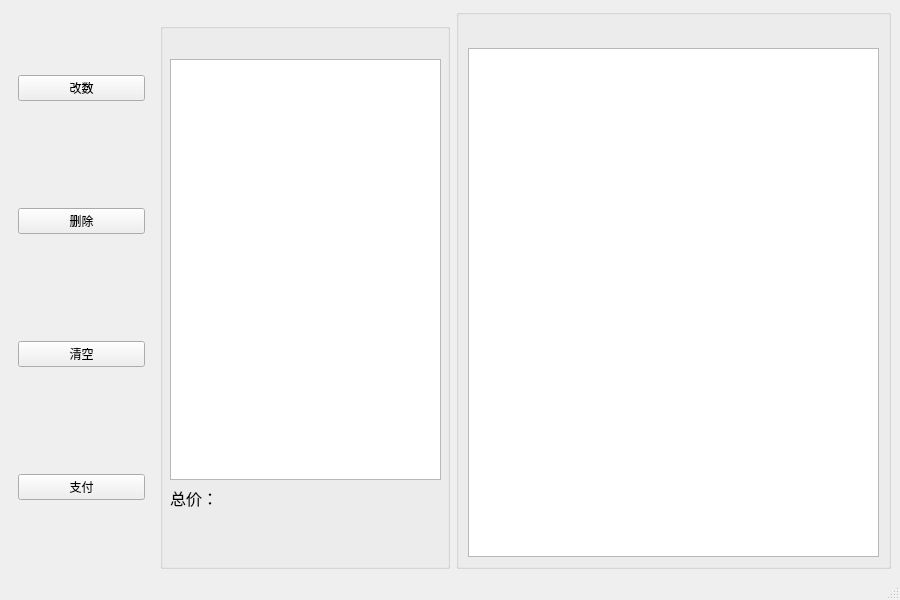
First picture: the form in src/Check/Check_Mainwindow.ui, repository Hong16-9/QT_SuperMarket, before the edit.
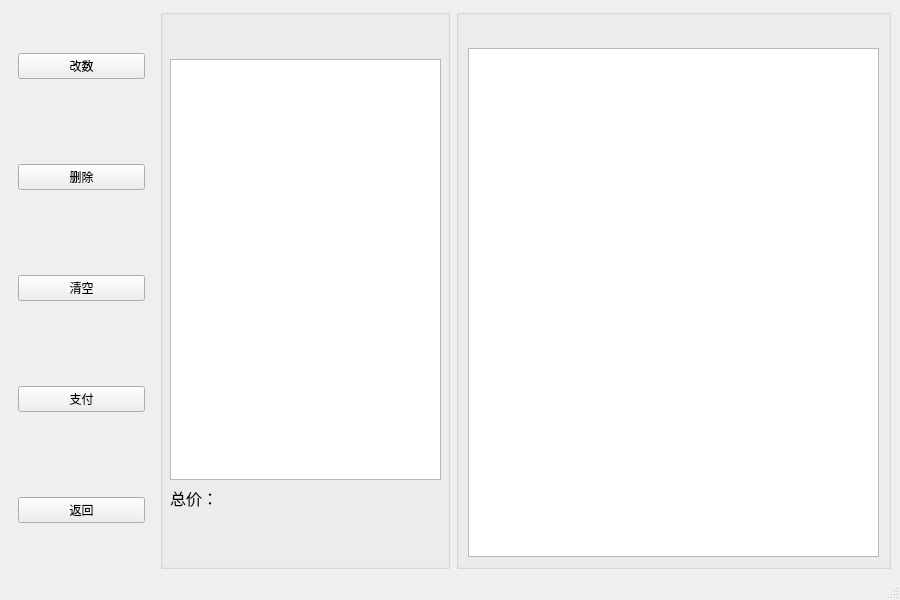
Second picture: the form after the edit.

Commit message: 新增了返回键：从收银界面返回到登录界面。修复了加入购物车的商品会超出库存的bug。修复了分类按钮不会正常出现的bug。完善了支付键的功能（目前还不可以使用）

The edit to the form file:
```diff
--- a/src/Check/Check_Mainwindow.ui
+++ b/src/Check/Check_Mainwindow.ui
@@ -67,13 +67,20 @@
          </property>
         </widget>
        </item>
+       <item>
+        <widget class="QPushButton" name="backbtn">
+         <property name="text">
+          <string>返回</string>
+         </property>
+        </widget>
+       </item>
       </layout>
      </widget>
     </item>
     <item>
      <widget class="QGroupBox" name="CartgroupBox">
       <property name="title">
-       <string> </string>
+       <string/>
       </property>
       <widget class="QWidget" name="cartWidget" native="true">
        <property name="geometry">
```
Left out of the diff: 2 changed lines with no effect on the pictures. The commit also changes 8 other files.
